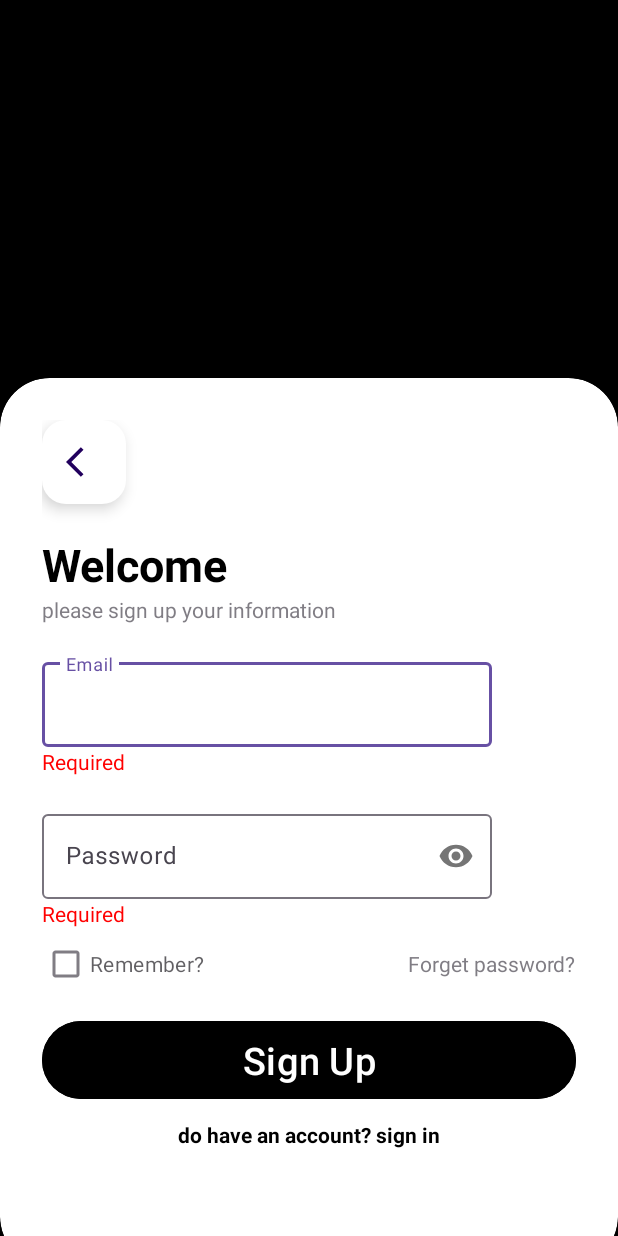
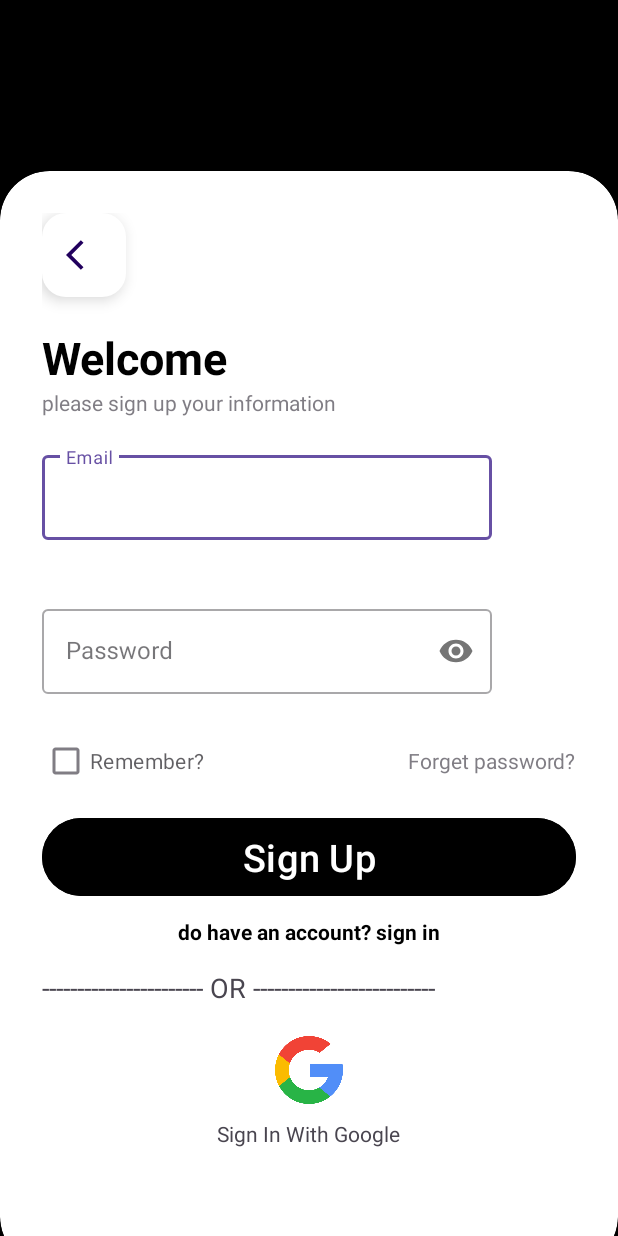
Before and after one commit to nourhanaboelsoud/DSCS2, an Android app: the SignUp screen opened directly, with no data from a screen before it, on a phone screen of 412 x 824 dp. Run offline under Robolectric (Android 15) with nearby library versions, the phone set to English and light mode, and no system bars; our stand-ins replace Firebase (no records; nobody signed in at launch, a user with empty details on screens opened directly).

Commit message:
google auth and some changes in UI in signUp

```diff
--- a/app/src/main/res/layout/activity_sign_up.xml
+++ b/app/src/main/res/layout/activity_sign_up.xml
@@ -34,19 +34,6 @@
                 android:importantForAccessibility="no"
                 android:focusable="true" />
 
-<!--            <com.google.android.material.floatingactionbutton.FloatingActionButton-->
-<!--                android:id="@+id/fabForgetPasswordSignIn"-->
-<!--                android:layout_width="wrap_content"-->
-<!--                android:layout_height="wrap_content"-->
-<!--                android:clickable="true"-->
-<!--                app:backgroundTint="@color/white"-->
-<!--                app:srcCompat="@drawable/arrow_back_icon"-->
-<!--                app:tint="@color/orange"-->
-<!--                tools:ignore="ContentDescription,ImageContrastCheck,KeyboardInaccessibleWidget,MissingConstraints,SpeakableTextPresentCheck"-->
-<!--                tools:layout_editor_absoluteX="16dp"-->
-<!--                tools:layout_editor_absoluteY="16dp" />-->
-
-
             <View
                 android:layout_width="wrap_content"
                 android:layout_height="20dp"/>
@@ -73,7 +60,10 @@
                 android:layout_width="354dp"
                 android:layout_height="wrap_content"
                 android:layout_marginStart="0dp"
+                android:id="@+id/emailL_ed1"
                 android:layout_marginEnd="0dp"
+                app:errorEnabled="true"
+                style="@style/Widget.MaterialComponents.TextInputLayout.OutlinedBox"
                 android:hint="@string/email">
 
                 <com.google.android.material.textfield.TextInputEditText
@@ -86,20 +76,6 @@
             </com.google.android.material.textfield.TextInputLayout>
 
 
-            <!--            <EditText-->
-<!--                android:id="@+id/email_ed1"-->
-<!--                android:layout_width="match_parent"-->
-<!--                android:layout_height="wrap_content"-->
-<!--                android:hint="@string/email"-->
-<!--                android:importantForAutofill="no"-->
-<!--                android:inputType="textEmailAddress"-->
-<!--                tools:ignore="TouchTargetSizeCheck" />-->
-            <TextView
-                android:layout_width="match_parent"
-                android:layout_height="wrap_content"
-                android:textColor="@color/red"
-                android:text="@string/required"/>
-
             <View
                 android:layout_width="wrap_content"
                 android:layout_height="20dp"/>
@@ -109,6 +85,10 @@
                 android:layout_height="wrap_content"
                 android:layout_marginStart="0dp"
                 android:layout_marginEnd="0dp"
+                app:errorEnabled="true"
+                android:id="@+id/passwordL_ed1"
+                app:errorIconDrawable="@null"
+                style="@style/Widget.MaterialComponents.TextInputLayout.OutlinedBox"
                 app:passwordToggleEnabled="true"
                 android:hint="@string/password">
 
@@ -132,11 +112,6 @@
 <!--                android:inputType="textPassword"-->
 <!--                tools:ignore="TouchTargetSizeCheck" />-->
 
-            <TextView
-                android:layout_width="match_parent"
-                android:layout_height="wrap_content"
-                android:textColor="@color/red"
-                android:text="@string/required"/>
 
             <RelativeLayout
                 android:layout_width="match_parent"
@@ -187,39 +162,43 @@
                 android:textStyle="bold"
                 android:text="@string/do_have_an_account_sign_in"
                 android:layout_gravity="center" />
-
-            <!--            <LinearLayout-->
-            <!--                android:layout_width="match_parent"-->
-            <!--                android:layout_height="wrap_content"-->
-            <!--                android:orientation="horizontal"-->
-            <!--                android:gravity="center">-->
-
-            <!--                <ImageView-->
-            <!--                    android:layout_width="72dp"-->
-            <!--                    android:layout_height="49dp"-->
-            <!--                    android:layout_margin="12dp"-->
-            <!--                    android:background="@drawable/phone_icon1"-->
-            <!--                    android:importantForAccessibility="no" />-->
-
-            <!--            </LinearLayout>-->
+            <TextView
+                android:id="@+id/tvOr1"
+                android:layout_width="359dp"
+                android:layout_height="wrap_content"
+                android:layout_marginTop="15dp"
+                android:text="----------------------- OR --------------------------"
+                android:textSize="18sp"
+                app:layout_constraintEnd_toEndOf="parent"
+                app:layout_constraintStart_toStartOf="parent"/>
 
             <View
                 android:layout_width="wrap_content"
-                android:layout_height="50dp"/>
+                android:layout_height="20dp"/>
 
-            <!--            <TextView-->
-            <!--                android:id="@+id/do_have_account_tv"-->
-            <!--                android:layout_width="wrap_content"-->
-            <!--                android:layout_height="wrap_content"-->
-            <!--                android:layout_weight="0"-->
-            <!--                android:text="    Don't have an account?    Sign Up"-->
-            <!--                android:textColor="@color/black"-->
-            <!--                android:textStyle="bold"-->
-            <!--                tools:ignore="HardcodedText,InefficientWeight,TextContrastCheck" />-->
+            <ImageView
+                android:layout_width="129dp"
+                android:layout_height="45dp"
+                android:id="@+id/googleImg1"
+                android:layout_marginStart="50dp"
+                android:layout_marginEnd="50dp"
+                android:layout_gravity="center"
+                android:layout_marginBottom="10dp"
+                android:importantForAccessibility="no"
+                android:src="@drawable/g_logo" />
 
-            <!--            <View-->
-            <!--                android:layout_width="wrap_content"-->
-            <!--                android:layout_height="20dp"/>-->
+            <TextView
+                android:layout_width="wrap_content"
+                android:layout_height="30dp"
+                android:layout_gravity="center"
+                android:layout_marginStart="50dp"
+                android:layout_marginEnd="50dp"
+                android:layout_marginBottom="10dp"
+                android:text="Sign In With Google" />
+
+            <View
+                android:layout_width="wrap_content"
+                android:layout_height="30dp"/>
 
         </LinearLayout>
 
```
Also changed, not shown: app/src/main/java/com/example/test1/SignUp.kt (+161 -6 lines), app/src/main/java/com/example/test1/SingIn.kt (+116 -4 lines), app/src/main/res/layout/activity_sing_in.xml (+14 -10 lines).
